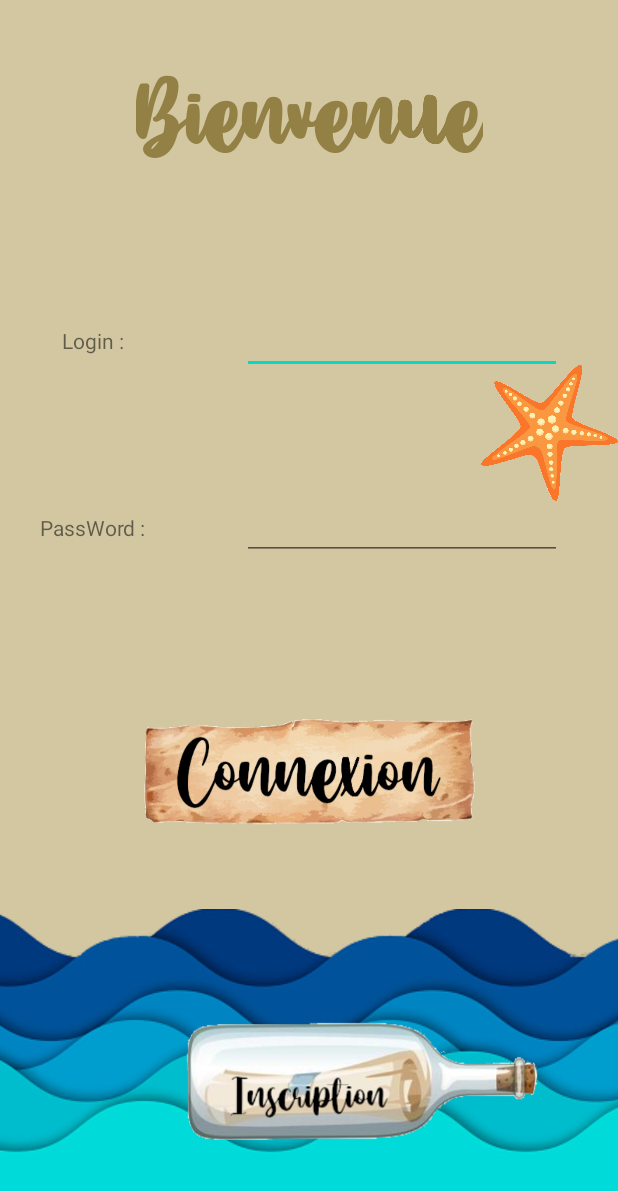
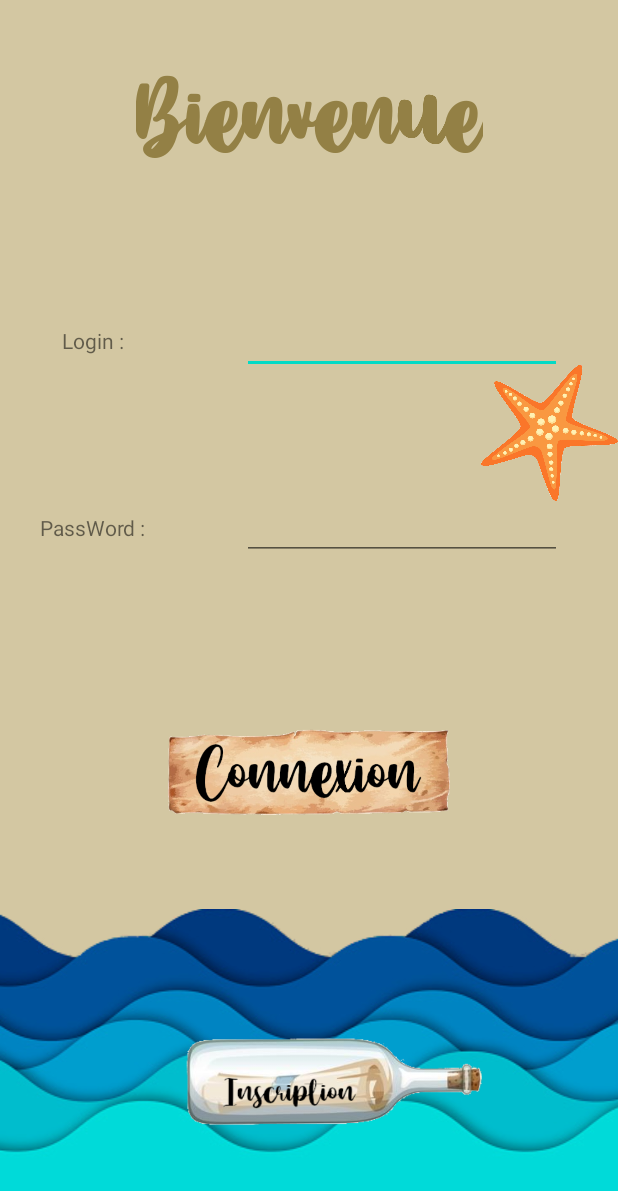
Before and after one commit to Bhalgruf/PFCGame, an Android app: the screen it shows after launch (MainActivity2), on a phone screen of 412 x 824 dp. Shown: the top 1191 px of the screen. Run offline under Robolectric (Android 15) with nearby library versions, the light colour scheme and no system bars; our stand-ins replace Firebase (no records; nobody signed in at launch, a user with empty details on screens opened directly); Roboto replaces fonts that are not available here.

Commit message:
design 3

```diff
--- a/app/src/main/res/layout/activity_inscription.xml
+++ b/app/src/main/res/layout/activity_inscription.xml
@@ -47,6 +47,7 @@
             android:layout_height="35dp"
             android:layout_alignParentRight="true"
             android:text="Truc" />
+
     </RadioGroup>
 
     <TextView
--- a/app/src/main/res/layout/activity_jeu1.xml
+++ b/app/src/main/res/layout/activity_jeu1.xml
@@ -116,8 +116,8 @@
 
     <ImageButton
         android:id="@+id/imageButtonPaper"
-        android:layout_width="142dp"
-        android:layout_height="135dp"
+        android:layout_width="128dp"
+        android:layout_height="123dp"
         android:background="@null"
         android:backgroundTint="@color/white"
         android:onClick="onClickGame1"
--- a/app/src/main/res/layout/activity_main2.xml
+++ b/app/src/main/res/layout/activity_main2.xml
@@ -121,8 +121,8 @@
 
     <ImageButton
         android:id="@+id/btn_ins"
-        android:layout_width="237dp"
-        android:layout_height="81dp"
+        android:layout_width="200dp"
+        android:layout_height="60dp"
         android:background="@null"
         android:onClick="onClickMain"
         android:scaleType="fitXY"
@@ -133,8 +133,8 @@
 
     <ImageButton
         android:id="@+id/imageButtonConnexion"
-        android:layout_width="234dp"
-        android:layout_height="74dp"
+        android:layout_width="200dp"
+        android:layout_height="60dp"
         android:background="@null"
         android:onClick="onClickMain"
         android:scaleType="fitXY"
```
Also changed, not shown: app/src/main/java/com/example/pfc/Classement.java (+5 -3 lines), app/src/main/java/com/example/pfc/Inscription.java (+12 -0 lines), app/src/main/res/layout/activity_classement.xml (+31 -8 lines), app/src/main/res/drawable/btngame2.png, app/src/main/res/drawable/btngame2bis.png (added), app/src/main/res/drawable/paper.png, app/src/main/res/drawable/paper_1.png (added), app/src/main/res/drawable/testbtn.png, app/src/main/res/drawable/testbtn1.png (added).
